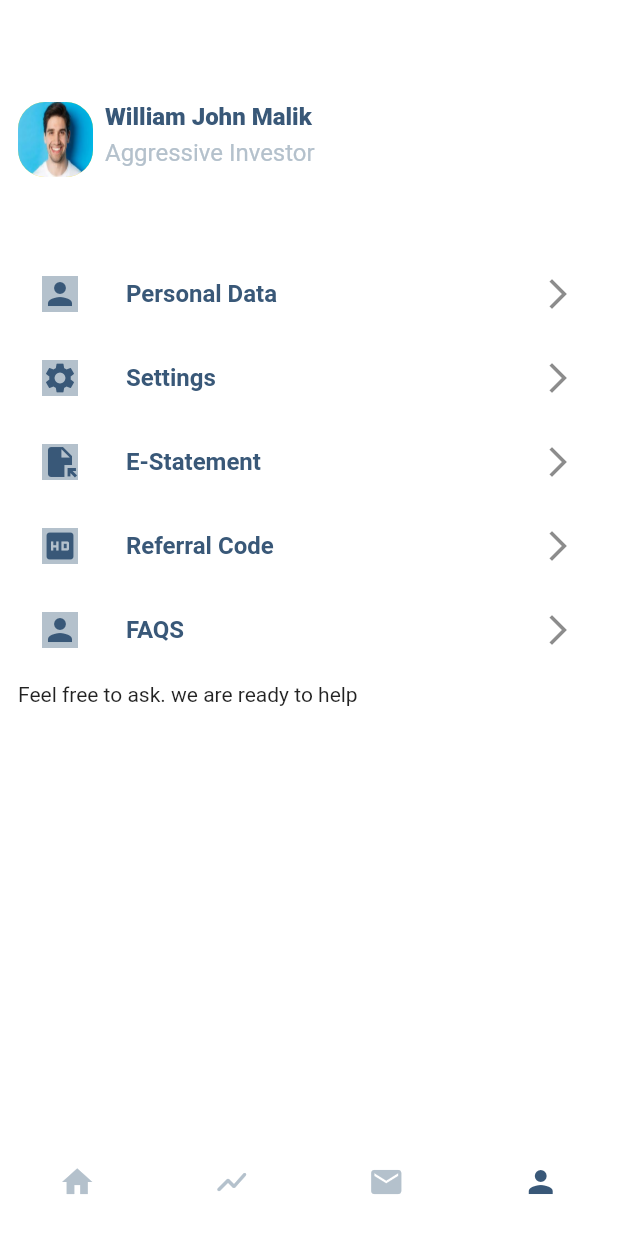
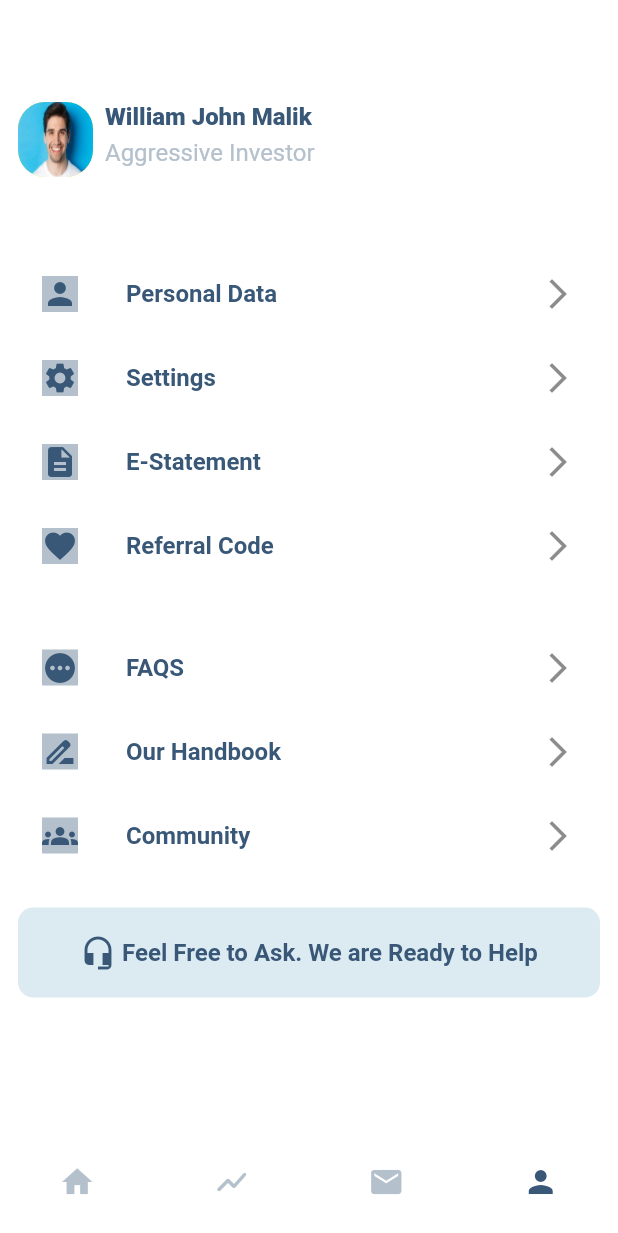
Before and after one commit to EmmyWales/usock_project, a Flutter app: the screen it shows after launch, on a phone screen of 412 x 824 dp. Shown: the top 1233 px of the screen. Run offline on Flutter 3.47's test engine with Material 2 defaults, Android fonts, the phone set to English and light mode, and no system bars.

Commit message:
first commit

```diff
--- a/lib/screens/pages/profile.dart
+++ b/lib/screens/pages/profile.dart
@@ -13,7 +13,8 @@ class _ProfileState extends State<Profile> {
   @override
   Widget build(BuildContext context) {
     return Scaffold(
-        body: Padding(
+        body: SingleChildScrollView(
+          child: Padding(
               padding: const EdgeInsets.all(12.0),
               child: Column(
                 crossAxisAlignment: CrossAxisAlignment.start,
@@ -64,7 +65,12 @@ class _ProfileState extends State<Profile> {
                     ),
                   ),
                   ListTile(
-                    title: const Text('Personal Data', style: TextStyle(fontWeight: FontWeight.w600, color: Color(0XFF395878)),),
+                      title: const Text(
+                        'Personal Data',
+                        style: TextStyle(
+                            fontWeight: FontWeight.w600,
+                            color: Color(0XFF395878)),
+                      ),
                       onTap: () {
                         Navigator.push(context,
                             MaterialPageRoute(builder: (_) => const Status()));
@@ -80,65 +86,116 @@ class _ProfileState extends State<Profile> {
                         Icons.arrow_forward_ios,
                       )),
                   ListTile(
-                    title: const Text('Settings', style: TextStyle(fontWeight: FontWeight.w600, color: Color(0XFF395878),)),
+                      title: const Text('Settings',
+                          style: TextStyle(
+                            fontWeight: FontWeight.w600,
+                            color: Color(0XFF395878),
+                          )),
                       leading: Container(
                           color: AppColor.txtblue,
                           child: Icon(
                             Icons.settings,
-                          color: AppColor.primary,
-
-                        )),
-                    trailing: const Icon(
-                      Icons.arrow_forward_ios,
-                    )),
-                ListTile(
-                    title: const Text('E-Statement',  style: TextStyle(fontWeight: FontWeight.w600, color: Color(0XFF395878))),
-                    leading: Container(
-                        color: AppColor.txtblue,
-                        child: Icon(
-                          Icons.file_open,
                             color: AppColor.primary,
                           )),
                       trailing: const Icon(
                         Icons.arrow_forward_ios,
                       )),
                   ListTile(
-                    title: const Text('Referral Code',  style: TextStyle(fontWeight: FontWeight.w600, color: Color(0XFF395878))),
+                      title: const Text('E-Statement',
+                          style: TextStyle(
+                              fontWeight: FontWeight.w600,
+                              color: Color(0XFF395878))),
                       leading: Container(
                           color: AppColor.txtblue,
                           child: Icon(
-                          Icons.hd,
+                            Icons.description,
                             color: AppColor.primary,
                           )),
                       trailing: const Icon(
                         Icons.arrow_forward_ios,
                       )),
                   ListTile(
-                    title: const Text("FAQS",  style: TextStyle(fontWeight: FontWeight.w600, color: Color(0XFF395878))),
+                      title: const Text('Referral Code',
+                          style: TextStyle(
+                              fontWeight: FontWeight.w600,
+                              color: Color(0XFF395878))),
                       leading: Container(
                           color: AppColor.txtblue,
                           child: Icon(
-                          Icons.person,
+                            Icons.favorite,
                             color: AppColor.primary,
                           )),
                       trailing: const Icon(
                         Icons.arrow_forward_ios,
                       )),
+
+                      const SizedBox(height: 25,),
+                  ListTile(
+                      title: const Text("FAQS",
+                          style: TextStyle(
+                              fontWeight: FontWeight.w600,
+                              color: Color(0XFF395878))),
+                      leading: Container(
+                          color: AppColor.txtblue,
+                          child: Icon(
+                            Icons.pending,
+                            color: AppColor.primary,
+                          )),
+                      trailing: const Icon(
+                        Icons.arrow_forward_ios,
+                      )),
+                      ListTile(
+                      title: const Text("Our Handbook",
+                          style: TextStyle(
+                              fontWeight: FontWeight.w600,
+                              color: Color(0XFF395878))),
+                      leading: Container(
+                          color: AppColor.txtblue,
+                          child: Icon(
+                            Icons.drive_file_rename_outline,
+                            color: AppColor.primary,
+                          )),
+                      trailing: const Icon(
+                        Icons.arrow_forward_ios,
+                      )),
+                       ListTile(
+                      title: const Text("Community",
+                          style: TextStyle(
+                              fontWeight: FontWeight.w600,
+                              color: Color(0XFF395878))),
+                      leading: Container(
+                          color: AppColor.txtblue,
+                          child: Icon(
+                            Icons.groups,
+                            color: AppColor.primary,
+                          )),
+                      trailing: const Icon(
+                        Icons.arrow_forward_ios,
+                      )),
+                      const SizedBox(height: 20,),
                   Center(
                     // ignore: sized_box_for_whitespace
                     child: Container(
-                    height: 30,
+                      height: 60,
                       width: 600,
+                      decoration: BoxDecoration(
+                        color: const Color.fromARGB(255, 220, 234, 241),
+                        borderRadius: BorderRadius.circular(10),
+                      ),
                       child: Row(
+                        mainAxisAlignment: MainAxisAlignment.center,
                         children: const [
+                          Icon(Icons.headset_mic, color: Color(0XFF395878),),
                           Text(
-                          "Feel free to ask. we are ready to help",
+                            " Feel Free to Ask. We are Ready to Help",
+                            style: TextStyle(color: Color(0XFF395878), fontSize: 16, fontWeight: FontWeight.w600),
                           )
                         ],
                       ),
                     ),
                   )
                 ],
-            )));
+              )),
+        ));
   }
 }
```
Lines whose indentation alone changed are shown as unchanged.
